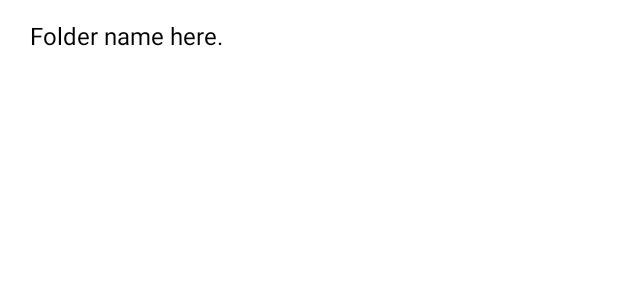
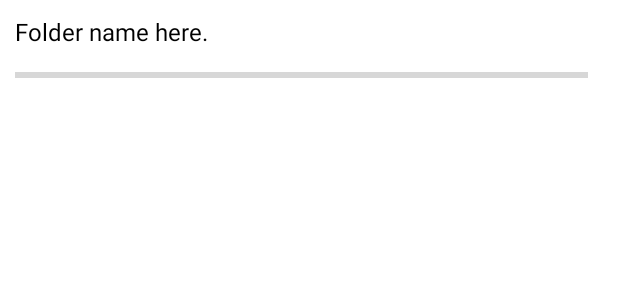
Before and after one commit to scolary20/project9, an Android app: the layout list_item_row.xml on its own in the app's theme, with its tools: preview values and no code run, on a phone screen of 412 x 824 dp. Shown: the top 300 px of the screen. Run offline under Robolectric (Android 15) with nearby library versions, the phone set to English and light mode, and no system bars.

Commit message:
left_nav_semi

```diff
--- a/code/app/src/main/res/layout/fragment_navigation_drawer.xml
+++ b/code/app/src/main/res/layout/fragment_navigation_drawer.xml
@@ -1,7 +1,6 @@
 <ListView xmlns:android="http://schemas.android.com/apk/res/android"
     xmlns:tools="http://schemas.android.com/tools" android:layout_width="match_parent"
     android:layout_height="match_parent" android:choiceMode="singleChoice"
-
     android:dividerHeight="1dp"
     android:background="@drawable/blue_background"
     android:duplicateParentState="true"
--- a/code/app/src/main/res/layout/list_item_row.xml
+++ b/code/app/src/main/res/layout/list_item_row.xml
@@ -9,8 +9,9 @@
 
     <ImageView
         android:id="@+id/imageViewIcon"
-        android:layout_width="wrap_content"
+        android:layout_width="fill_parent"
         android:layout_height="wrap_content"
+        android:gravity="center"
         android:layout_alignParentLeft="true"
         android:layout_alignParentTop="true"
         android:paddingRight="10dp" />
@@ -19,12 +20,45 @@
         android:id="@+id/textViewName"
         android:layout_width="wrap_content"
         android:layout_height="wrap_content"
-        android:layout_centerVertical="true"
-        android:layout_toRightOf="@+id/imageViewIcon"
         android:paddingRight="10dp"
         android:text="Folder name here."
-
+        android:paddingBottom="10dp"
+        android:layout_below="@+id/imageViewIcon"
         android:textAppearance="?android:attr/textAppearanceListItemSmall"
         android:textColor= "#000"/>
 
+    <ProgressBar
+        android:layout_width="match_parent"
+        android:layout_height="wrap_content"
+        android:id="@+id/progressBar"
+        android:layout_marginRight="10dip"
+        android:layout_below="@+id/textViewName"
+        style="?android:attr/progressBarStyleHorizontal"/>
+
+    <TextView
+        android:id="@+id/now_air"
+        android:layout_width="wrap_content"
+        android:layout_height="wrap_content"
+        android:layout_below="@+id/progressBar"
+        android:text="now airing"
+        android:textSize="15dp"
+        android:textStyle="italic"
+        android:textAppearance="?android:attr/textAppearanceListItemSmall"
+        android:textColor= "#fff"/>
+
+    <TextView
+        android:id="@+id/time_progress"
+        android:layout_width="fill_parent"
+        android:layout_height="wrap_content"
+        android:layout_centerVertical="true"
+        android:layout_toRightOf="@+id/now_air"
+        android:layout_below="@+id/progressBar"
+        android:text="39:55"
+        android:gravity="right"
+        android:layout_marginLeft="10dip"
+        android:layout_marginBottom="5dp"
+        android:paddingBottom="5dp"
+        android:textSize="15dp"
+        android:textAppearance="?android:attr/textAppearanceListItemSmall"
+        android:textColor= "#fff"/>
 </RelativeLayout>
```
Also changed, not shown: code/app/src/main/java/scolabs/com/tennine/NavigationDrawerFragment.java (+9 -9 lines), code/app/src/main/res/drawable/rounded_profile.xml (added, +19 -0 lines), code/app/src/main/res/layout/left_nav_header.xml (+41 -51 lines).
